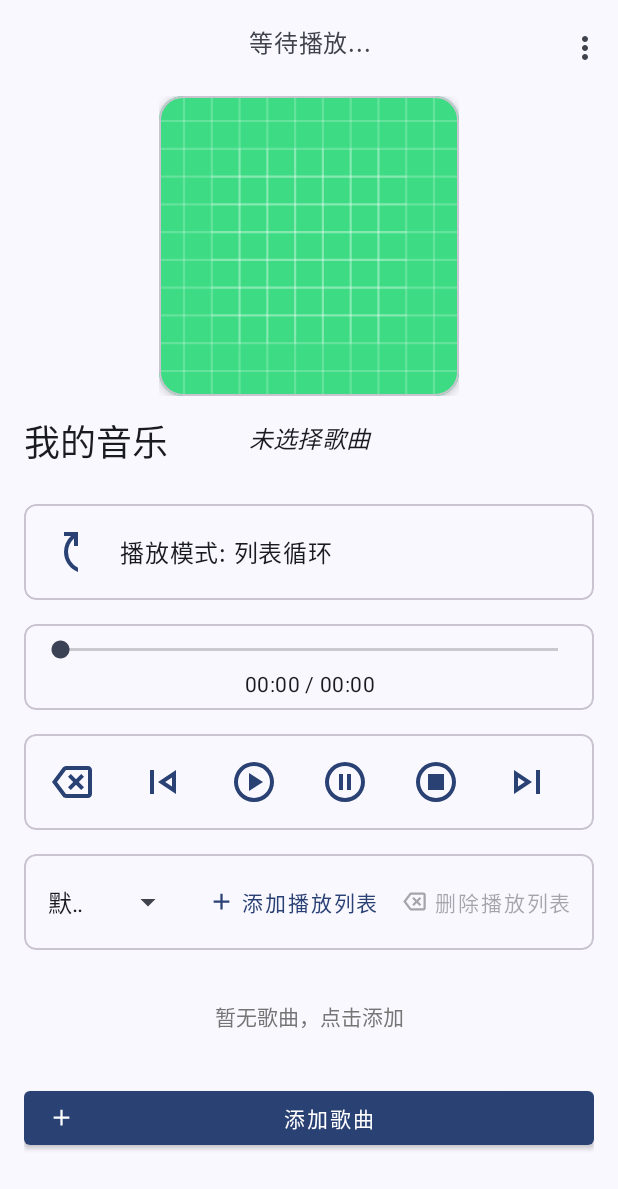
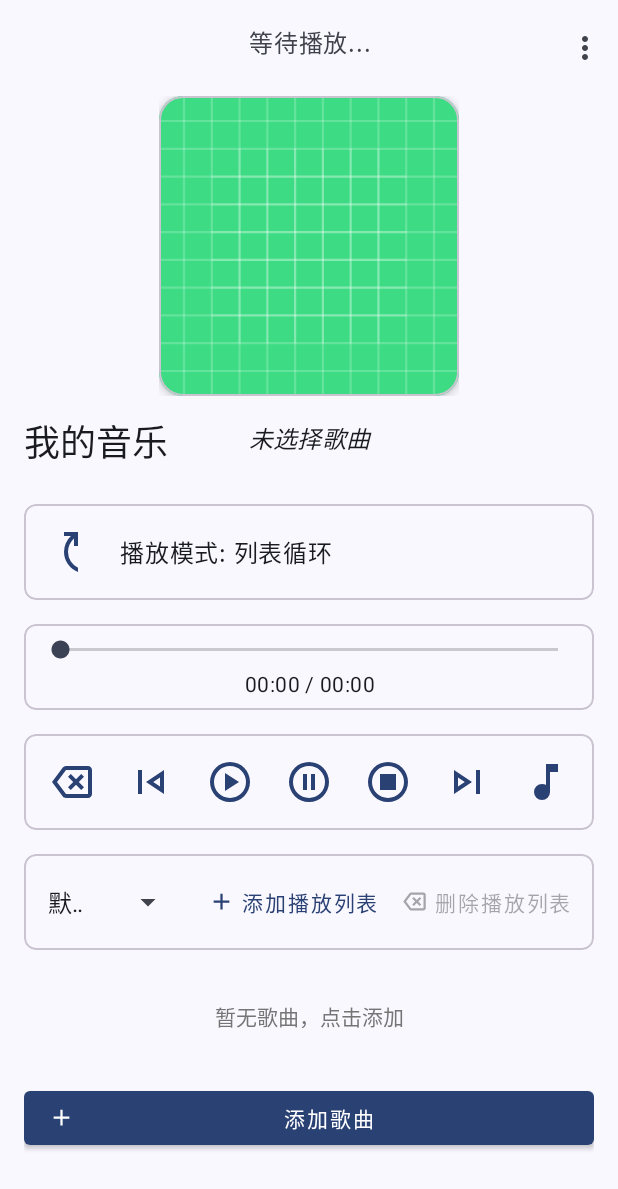
Before and after one commit to Kriemseeley/MusicPlayer, an Android app: the MainActivity screen opened directly, with no data from a screen before it, on a phone screen of 412 x 824 dp. Shown: the top 1189 px of the screen. Run offline under Robolectric (Android 15) with nearby library versions, the phone set to English and light mode, and no system bars; libraries missing offline, so code that uses them is left out: eightbitlab.com.blurview, org.jaudiotagger.audio, org.jaudiotagger.tag; plain views replace BlurView; 14 statements that could not run were skipped.

Commit message:
添加点击翻转显示可视化音频的功能

```diff
--- a/app/src/main/res/layout/activity_main.xml
+++ b/app/src/main/res/layout/activity_main.xml
@@ -320,6 +320,19 @@
                             app:iconTint="?attr/colorPrimary"
                             app:iconSize="@dimen/icon_size_md"
                             app:layout_constraintStart_toEndOf="@id/btn_stop"
+                            app:layout_constraintEnd_toStartOf="@id/btn_test_flip"
+                            app:layout_constraintTop_toTopOf="parent"/>
+
+                        <com.google.android.material.button.MaterialButton
+                            android:id="@+id/btn_test_flip"
+                            style="@style/Widget.MaterialComponents.Button.TextButton.Icon"
+                            android:layout_width="@dimen/control_button_size"
+                            android:layout_height="@dimen/control_button_size"
+                            app:iconPadding="0dp"
+                            android:contentDescription="测试封面翻转"
+                            app:icon="@drawable/ic_music_note"
+                            app:iconTint="?attr/colorPrimary"
+                            app:iconSize="@dimen/icon_size_md"
                             app:layout_constraintEnd_toEndOf="parent"
                             app:layout_constraintTop_toTopOf="parent"/>
 
```
Also changed, not shown: app/src/main/java/com/example/myapplication/MainActivity.java (+129 -51 lines).
